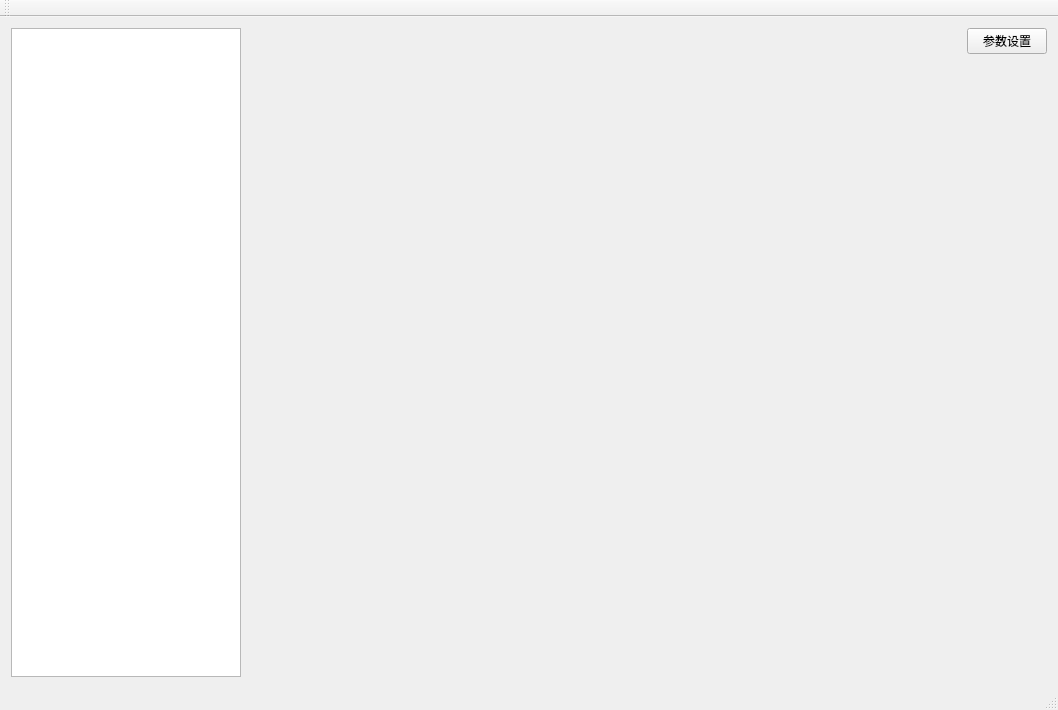
C4C46/QwtChart_cpx, file ChartDemo/ChartDemo.ui: the form before one commit.
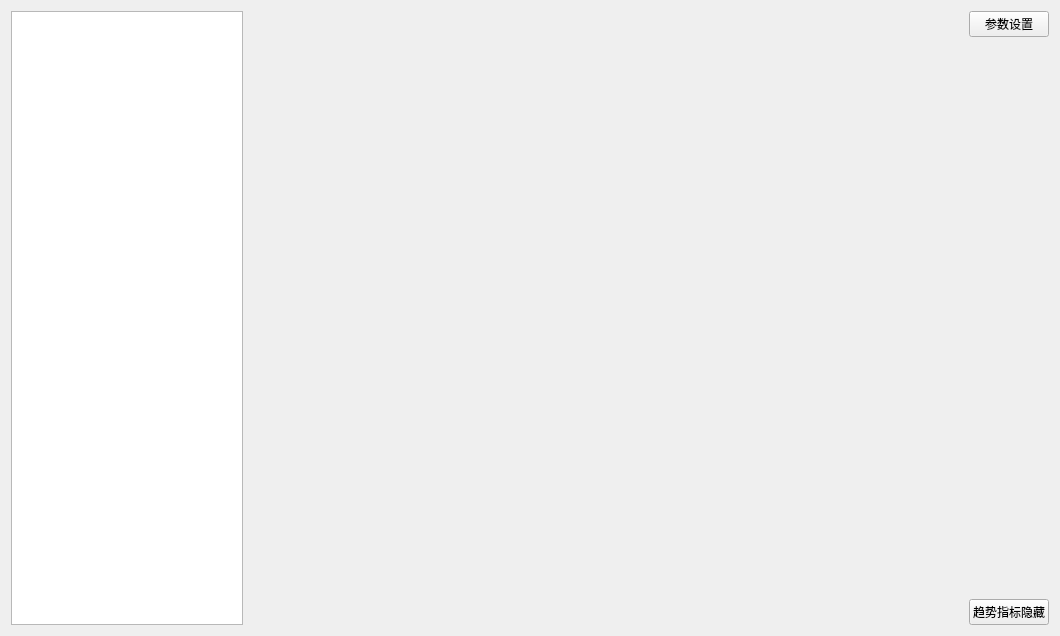
The form after the commit.

Commit message: ui布局修改，打包dll

Patch:
```diff
--- a/ChartDemo/ChartDemo.ui
+++ b/ChartDemo/ChartDemo.ui
@@ -1,22 +1,23 @@
 <?xml version="1.0" encoding="UTF-8"?>
 <ui version="4.0">
  <class>ChartDemoClass</class>
- <widget class="QMainWindow" name="ChartDemoClass">
+ <widget class="QWidget" name="ChartDemoClass">
   <property name="geometry">
    <rect>
     <x>0</x>
     <y>0</y>
-    <width>1001</width>
-    <height>710</height>
+    <width>1060</width>
+    <height>636</height>
    </rect>
   </property>
   <property name="windowTitle">
    <string>ChartDemo</string>
   </property>
-  <widget class="QWidget" name="centralWidget">
+  <layout class="QGridLayout" name="gridLayout_2">
+   <item row="0" column="0">
    <layout class="QGridLayout" name="gridLayout">
     <item row="0" column="0">
-     <layout class="QHBoxLayout" name="horizontalLayout_2">
+      <layout class="QHBoxLayout" name="horizontalLayout_3">
       <item>
        <widget class="QTableWidget" name="tableWidget">
         <property name="minimumSize">
@@ -64,7 +65,7 @@
           <property name="minimumSize">
            <size>
             <width>800</width>
-            <height>600</height>
+             <height>550</height>
            </size>
           </property>
           <property name="sizeIncrement">
@@ -75,31 +76,37 @@
           </property>
          </widget>
         </item>
+         <item>
+          <layout class="QHBoxLayout" name="horizontalLayout_2">
+           <item>
+            <spacer name="horizontalSpacer_2">
+             <property name="orientation">
+              <enum>Qt::Horizontal</enum>
+             </property>
+             <property name="sizeHint" stdset="0">
+              <size>
+               <width>40</width>
+               <height>20</height>
+              </size>
+             </property>
+            </spacer>
+           </item>
+           <item>
+            <widget class="QPushButton" name="Toggle_PB">
+             <property name="text">
+              <string>趋势指标隐藏</string>
+             </property>
+            </widget>
+           </item>
        </layout>
       </item>
      </layout>
     </item>
    </layout>
-  </widget>
-  <widget class="QMenuBar" name="menuBar">
-   <property name="geometry">
-    <rect>
-     <x>0</x>
-     <y>0</y>
-     <width>1001</width>
-     <height>23</height>
-    </rect>
-   </property>
-  </widget>
-  <widget class="QToolBar" name="mainToolBar">
-   <attribute name="toolBarArea">
-    <enum>TopToolBarArea</enum>
-   </attribute>
-   <attribute name="toolBarBreak">
-    <bool>false</bool>
-   </attribute>
-  </widget>
-  <widget class="QStatusBar" name="statusBar"/>
+     </item>
+    </layout>
+   </item>
+  </layout>
  </widget>
  <layoutdefault spacing="6" margin="11"/>
  <resources>
```
Lines whose indentation alone changed are shown as unchanged. The commit also changes 2 other files.
